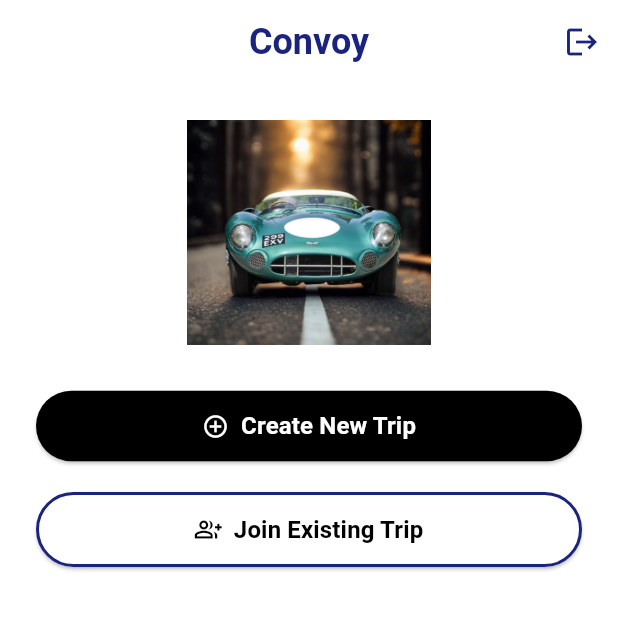
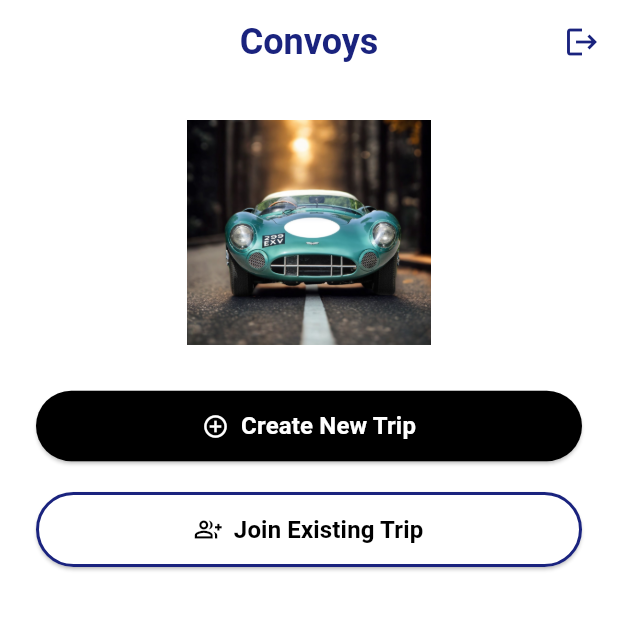
Before and after one commit to mashoodji/Convay-latest-, a Flutter app: the screen it shows once a user with an empty profile is signed in, on a phone screen of 412 x 824 dp, the top half of it. Run offline on Flutter 3.47's test engine with Material 3 defaults, Android fonts, the phone set to English and light mode, and no system bars; our stand-ins replace cloud_firestore, firebase_auth, firebase_core, firebase_database, flutter_local_notifications, geocoding and 4 more; missing offline and left inert: flutter_background_service, flutter_polyline_points; accounts and stored records are empty.

Commit message:
by(mashood)

```diff
--- a/lib/screens/home/home_screen.dart
+++ b/lib/screens/home/home_screen.dart
@@ -16,7 +16,7 @@ class HomeScreen extends StatelessWidget {
       backgroundColor: Colors.white, // Set background to white
       appBar: AppBar(
         title: const Text(
-          'Convoy',
+          'Convoys',
           style: TextStyle(
             color: Color(0xFF1A237E), // Dark blue for app bar title
             fontWeight: FontWeight.bold,
```
